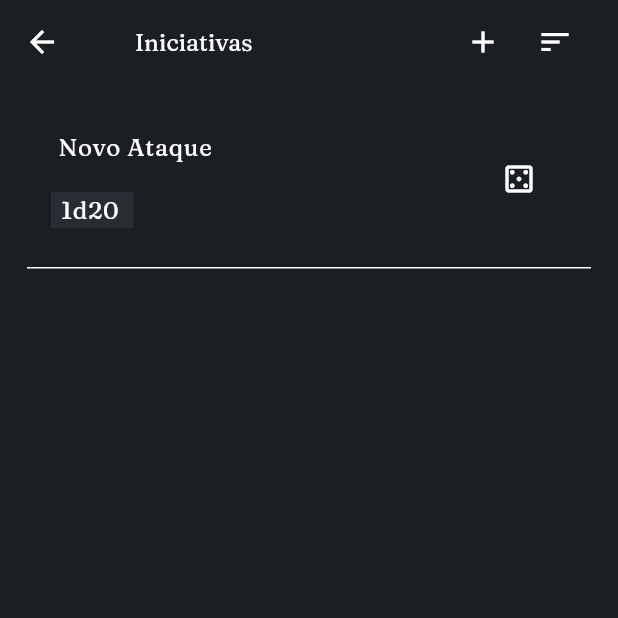
After one commit to marcosgabriel-mm/projeto_d20, a Flutter app: the AttacksView screen opened directly, after a tap on the "add" icon, on a phone screen of 412 x 824 dp, the top half of it. The commit adds this screen. Run offline on Flutter 3.47's test engine with Material 3 defaults, Android fonts, the phone set to English and light mode, and no system bars; our stand-ins replace flutter_sticky_header, flutter_svg, image_picker, photo_view.

Commit message:
feat: attacks screen maked

```diff
--- a/lib/app/d20_app.dart
+++ b/lib/app/d20_app.dart
@@ -1,3 +1,4 @@
+import 'package:d20_project/app/pages/attacks/attacks_view.dart';
 import 'package:d20_project/app/pages/characters/characters_view.dart';
 import 'package:d20_project/app/pages/dices/dices_view.dart';
 import 'package:d20_project/app/pages/initiatives/initiatives_view.dart';
@@ -29,6 +30,7 @@ class _AppWidgetState extends State<AppWidget> {
       const CharacterSheet(),
       const NotesView(),
       const SpellView(),
+      const AttacksView(),
     ];
   }
 
--- /dev/null
+++ b/lib/app/pages/attacks/attacks_view.dart
@@ -0,0 +1,134 @@
+import 'package:d20_project/app/pages/attacks/widgets/attacks_fields.dart';
+import 'package:d20_project/app/providers/attacks_provider.dart';
+import 'package:d20_project/app/providers/d20_provider.dart';
+import 'package:d20_project/app/providers/dices_provider.dart';
+import 'package:d20_project/app/widgets/add_button.dart';
+import 'package:d20_project/app/widgets/appbar.dart';
+import 'package:d20_project/app/widgets/sort_button.dart';
+import 'package:d20_project/styles/text_styles.dart';
+import 'package:d20_project/theme/theme_config.dart';
+import 'package:flutter/material.dart';
+import 'package:provider/provider.dart';
+
+class AttacksView extends StatefulWidget {
+  const AttacksView({super.key});
+
+  @override
+  State<AttacksView> createState() => _AttacksViewState();
+}
+
+class _AttacksViewState extends State<AttacksView> {
+  late AttacksProvider attacksProvider;
+  late D20Provider d20Provider;
+
+
+  TextPainter _calculateTextSize(String text) {
+    var textPainter = TextPainter(
+      text: TextSpan(text: text, style: TextStyles.instance.regular),
+      maxLines: 1,
+      textDirection: TextDirection.ltr,
+    )..layout(minWidth: 0, maxWidth: double.infinity);
+
+    return textPainter;
+  }
+
+  @override
+  Widget build(BuildContext context) {
+    d20Provider = context.watch<D20Provider>();
+    attacksProvider = context.watch<AttacksProvider>();
+    return Scaffold(
+      appBar: ApplicationBar(
+        title: d20Provider.currentRoute,
+        actions: [
+          AddButton(function: () {
+            attacksProvider.addNewAttack("", "");
+          }),
+          const Padding(
+            padding: EdgeInsets.only(right: horizontalPadding),
+            child: SortButton(listOfSorts: ["Nome", "Dados"]),
+          )
+        ],
+      ),
+      body: attacksProvider.listOfAttacks.isEmpty
+      ? Center(
+        child: Column(
+          mainAxisAlignment: MainAxisAlignment.center,
+          children: [
+            Image.asset(
+              "assets/images/attacks.png",
+              scale: 1.5,
+            ),
+            Padding(
+              padding: const EdgeInsets.only(top: verticalPadding),
+              child: Text("Nenhum ataque criado ainda!", style: TextStyles.instance.regular,),
+            )
+          ],
+        ),
+      )
+      : ListView.builder(
+        itemCount: attacksProvider.listOfAttacks.length,
+        itemBuilder: (context, index) {
+          return Container(
+            margin: const EdgeInsets.symmetric(horizontal: horizontalPadding),
+            padding: const EdgeInsets.symmetric(vertical: verticalPadding),
+            decoration: const BoxDecoration(
+              border: Border(
+                bottom: BorderSide(
+                  color: Colors.white,
+                  width: 1
+                )
+              )
+            ),
+            child: ListTile(
+              title: Padding(
+                padding: const EdgeInsets.only(bottom: verticalPadding),
+                child: Row(
+                  children: [
+                    SizedBox(
+                      width: _calculateTextSize(attacksProvider.listOfAttacks[index]["name"]!).size.width+horizontalPadding,
+                      child: AttacksFields(
+                        objectKey: "name",
+                        text: attacksProvider.listOfAttacks[index]["name"]!,
+                        onTextChanged: (value) => attacksProvider.listOfAttacks[index]["name"] = value,
+                        onSubmitted: (value) => attacksProvider.listOfAttacks[index]["name"] = value,
+                        onTapOutside: (event) {
+                        attacksProvider.saveAttacks();
+                        FocusScope.of(context).unfocus();
+                      },
+                      )
+                    ),
+                  ],
+                ),
+              ),
+              subtitle: Row(
+                children: [
+                  SizedBox(
+                    width: _calculateTextSize(attacksProvider.listOfAttacks[index]["dice"]!).size.width+horizontalPadding,
+                    child: AttacksFields(
+                      text: attacksProvider.listOfAttacks[index]["dice"]!,
+                      onTextChanged: (value) => attacksProvider.listOfAttacks[index]["dice"] = value,
+                      onSubmitted: (value) => attacksProvider.listOfAttacks[index]["dice"] = value,
+                      onTapOutside: (event) {
+                        attacksProvider.saveAttacks();
+                        FocusScope.of(context).unfocus();
+                      },
+                    )
+                  ),
+                ],
+              ),
+              trailing: IconButton(
+                onPressed: () {
+                  String result = context.read<DicesProvider>().rollASingleDice(attacksProvider.listOfAttacks[index]["dice"]!, 0);
+                  debugPrint("Resultado do ataque: $result");
+                } ,
+                tooltip: "Rolar ataque",
+                icon: const Icon(Icons.casino_outlined, color: Colors.white,),
+              ),
+            ),
+          );
+        },
+      ),
+    );
+  }
+
+}
--- /dev/null
+++ b/lib/app/pages/attacks/widgets/attacks_fields.dart
@@ -0,0 +1,46 @@
+import 'package:d20_project/styles/colors_app.dart';
+import 'package:d20_project/styles/text_styles.dart';
+import 'package:flutter/material.dart';
+
+class AttacksFields extends StatelessWidget {
+  final String text;
+  final ValueChanged<String>? onTextChanged;
+  final ValueChanged<String>? onSubmitted;
+  final Function(PointerDownEvent)? onTapOutside;
+  final String? objectKey;
+
+  const AttacksFields({
+    super.key,
+    required this.text,
+    this.onTextChanged,
+    this.onSubmitted,
+    this.objectKey,
+    this.onTapOutside
+  });
+
+  @override
+  Widget build(BuildContext context) {
+    final TextEditingController controller = TextEditingController();
+    controller.text = text;
+
+    return  TextField(
+      cursorColor: Colors.white,
+      textAlign: TextAlign.center,
+      controller: controller,
+      style: TextStyles.instance.regular,
+      decoration: InputDecoration(
+        border: InputBorder.none,
+        disabledBorder: InputBorder.none,
+        enabledBorder: InputBorder.none,
+        focusedBorder: InputBorder.none,
+        contentPadding: EdgeInsets.zero,
+        hintText: objectKey == "name" ? "Exemplo: Ataque com espada" : "Exemplo: 1d20+5",
+        fillColor: objectKey == "name" ? ColorsApp.instance.primaryColor : ColorsApp.instance.secondaryColor,
+        hintStyle: TextStyles.instance.regular.copyWith(color: Colors.white30),
+      ),
+      onChanged: (value) => onTextChanged!(value),
+      onSubmitted: (value) => onSubmitted!(value),
+      onTapOutside: (event) => onTapOutside!(event),
+    );
+  }
+}
--- a/lib/app/pages/dices/dices_view.dart
+++ b/lib/app/pages/dices/dices_view.dart
@@ -56,7 +56,6 @@ class _DicesState extends State<Dices> {
               padding: const EdgeInsets.only(right: horizontalPadding),
               child: SortButton(
                 listOfSorts: const ["Crescente", "Decrescente"],
-                padding: horizontalPadding,
                 function: (value) {
                   if (value != null) {
                     dicesProvider.sortDices(value);
--- a/lib/app/pages/initiatives/initiatives_view.dart
+++ b/lib/app/pages/initiatives/initiatives_view.dart
@@ -49,7 +49,6 @@ class _InitiativeViewState extends State<InitiativeView> {
               padding: const EdgeInsets.only(right: horizontalPadding),
               child: SortButton(
                 listOfSorts: const ["Crescente", "Decrescente", "Nome", "Classe"],
-                padding: horizontalPadding,
                 function: (value) {
                   if (value != null) {
                     initiativesProvider.sortInitiatives(value);
--- a/lib/app/pages/notes/notes_view.dart
+++ b/lib/app/pages/notes/notes_view.dart
@@ -106,7 +106,6 @@ class _NotesViewState extends State<NotesView> {
                 padding: const EdgeInsets.only(right: horizontalPadding),
                 child: SortButton(
                   listOfSorts: const ["Data de criação", "Data de modificação", "Nome"],
-                  padding: horizontalPadding,
                   function: (value) {
                     if (value != null) {
                       notesProvider.sortNotes(value);
--- /dev/null
+++ b/lib/app/providers/attacks_provider.dart
@@ -0,0 +1,57 @@
+import 'package:flutter/material.dart';
+
+class AttacksProvider extends ChangeNotifier {
+
+  final String defaultAttackName = "Novo Ataque";
+  final String defaultDice = "1d20";
+
+  // ignore: prefer_final_fields
+  List<Map<String, String>> _listOfAttacks = [];
+  get listOfAttacks => _listOfAttacks;
+
+  void addNewAttack(String attackName, String dice) {
+
+    dice = dice.isEmpty ? defaultDice : dice;
+    attackName = attackName.isEmpty ? defaultAttackName : attackName;
+
+    _listOfAttacks.add({
+      "name": attackName,
+      "dice": dice
+    });
+
+    //TODO: Chamar função de salvar arquivo
+
+    notifyListeners();
+  }
+
+  void deleteAttack(int index) {
+    _listOfAttacks.removeAt(index);
+
+    //TODO: Remover ataque e salvar arquivo
+
+    notifyListeners();
+  }
+
+  void editAttack(int index, String attackName, String dice) {
+    _listOfAttacks[index]["name"] = attackName;
+    _listOfAttacks[index]["dice"] = dice;
+
+    //TODO: Chamar função de salvar arquivo
+
+    notifyListeners();
+  }
+
+  void loadAttacks() {
+
+    //TODO: Carregar ataques do arquivo
+
+    notifyListeners();
+  }
+
+  void saveAttacks() {
+
+    //TODO: Salvar ataques no arquivo json
+
+    notifyListeners();
+  }
+}
--- a/lib/app/widgets/navigation_bottom_bar.dart
+++ b/lib/app/widgets/navigation_bottom_bar.dart
@@ -30,6 +30,7 @@ class BottomBarState extends State<BottomBar> {
       "Personagens",
       "Anotações",
       "Magias",
+      "Ataques",
     ];
 
     for (var i = 0; i < buttons.length; i++) {
--- a/lib/app/widgets/sort_button.dart
+++ b/lib/app/widgets/sort_button.dart
@@ -5,14 +5,12 @@ import 'package:d20_project/styles/text_styles.dart';
 
 class SortButton extends StatelessWidget {
   final List<String> listOfSorts;
-  final double padding;
   final void Function(String?)? function;
 
   const SortButton({
     super.key,
     required this.listOfSorts,
     this.function,
-    required this.padding,
   });
 
   @override
--- a/lib/main.dart
+++ b/lib/main.dart
@@ -1,5 +1,6 @@
 // ignore_for_file: prefer_const_constructors
 import 'package:d20_project/app/d20_app.dart';
+import 'package:d20_project/app/providers/attacks_provider.dart';
 import 'package:d20_project/app/providers/characters_provider.dart';
 import 'package:d20_project/app/providers/d20_provider.dart';
 import 'package:d20_project/app/providers/dices_provider.dart';
@@ -18,6 +19,7 @@ void main() {
       runApp(
         MultiProvider(
           providers: [
+            ChangeNotifierProvider(create: (context) => AttacksProvider()),
             ChangeNotifierProvider(create: (context) => FilterProvider()),
             ChangeNotifierProvider(create: (context) => CharacterProvider()),
             ChangeNotifierProvider(create: (context) => SpellProvider()),
```
Also changed, not shown: assets/images/attacks.png (added).
